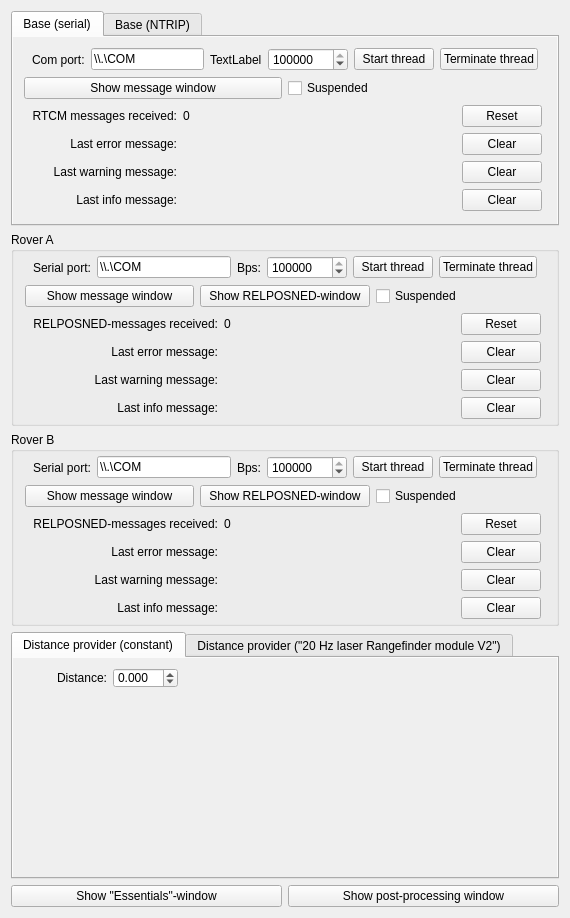
Old version of the form mainwindow.ui in the repository GNSS-Stylist/GNSS-Stylus.
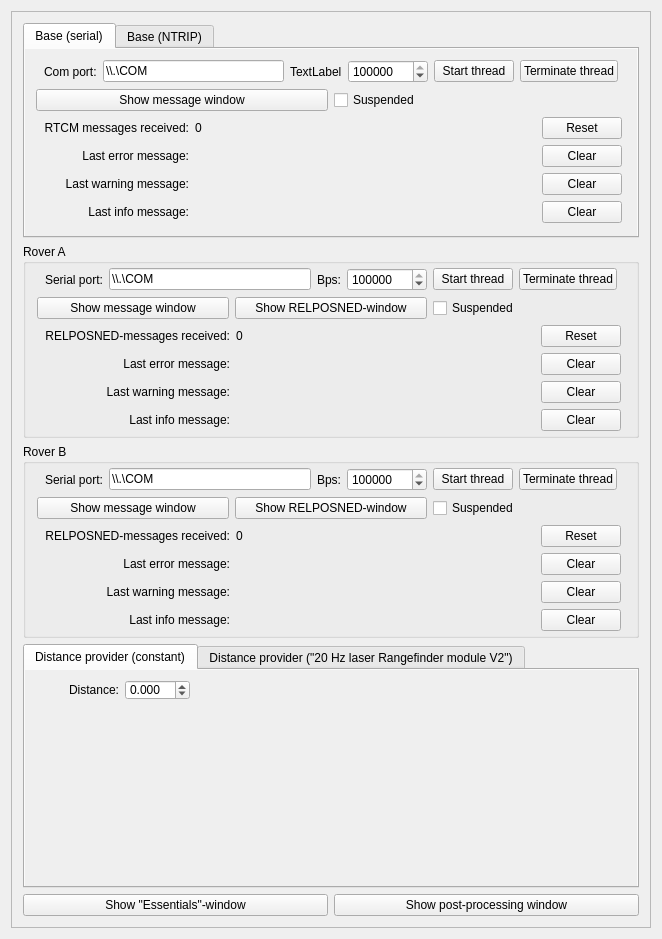
New version of the form. The open tabs and pages were chosen to show the change.

Commit message:
Added vertical scroll bar to MainWindow
- Added scroll bar to MainWindow because it was so high that in some systems it did not fit into the screen. Now the vertical scroll bar will appear as needed when window size is adjusted.

What changed in the file:
```diff
--- a/mainwindow.ui
+++ b/mainwindow.ui
@@ -6,14 +6,29 @@
    <rect>
     <x>0</x>
     <y>0</y>
-    <width>570</width>
-    <height>918</height>
+    <width>662</width>
+    <height>939</height>
    </rect>
   </property>
   <property name="windowTitle">
    <string>GNSS-Stylus 1.0.1</string>
   </property>
   <widget class="QWidget" name="centralWidget">
+   <layout class="QVBoxLayout" name="verticalLayout_5">
+    <item>
+     <widget class="QScrollArea" name="scrollArea">
+      <property name="widgetResizable">
+       <bool>true</bool>
+      </property>
+      <widget class="QWidget" name="scrollAreaWidgetContents">
+       <property name="geometry">
+        <rect>
+         <x>0</x>
+         <y>0</y>
+         <width>642</width>
+         <height>919</height>
+        </rect>
+       </property>
    <layout class="QVBoxLayout" name="verticalLayout">
     <item>
      <widget class="QTabWidget" name="tabWidget_Base">
@@ -1282,6 +1297,10 @@
        </widget>
       </item>
      </layout>
+        </item>
+       </layout>
+      </widget>
+     </widget>
     </item>
    </layout>
   </widget>
```
Left out of the diff: 6 changed lines with no effect on the pictures. Lines whose indentation alone changed are shown as unchanged.
